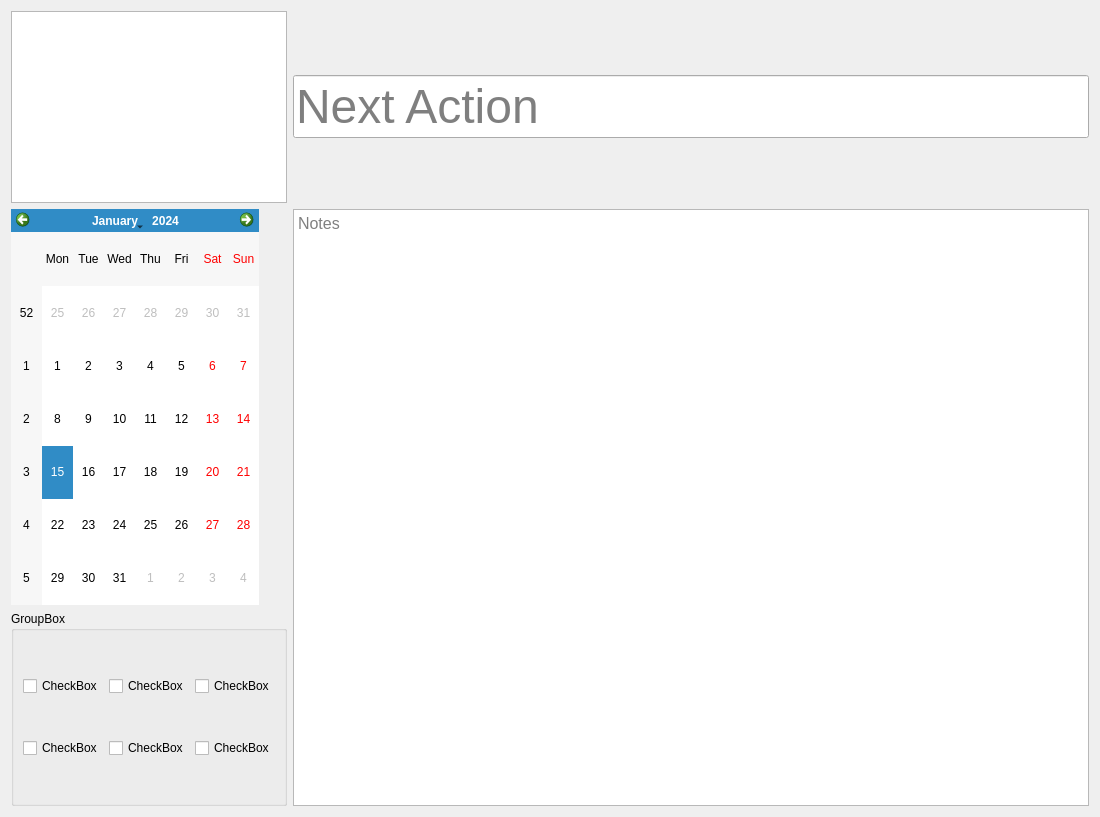
Before: the Qt Designer form UI/new.ui in Sermak-GIT/TaskManager, drawn with Qt 5.
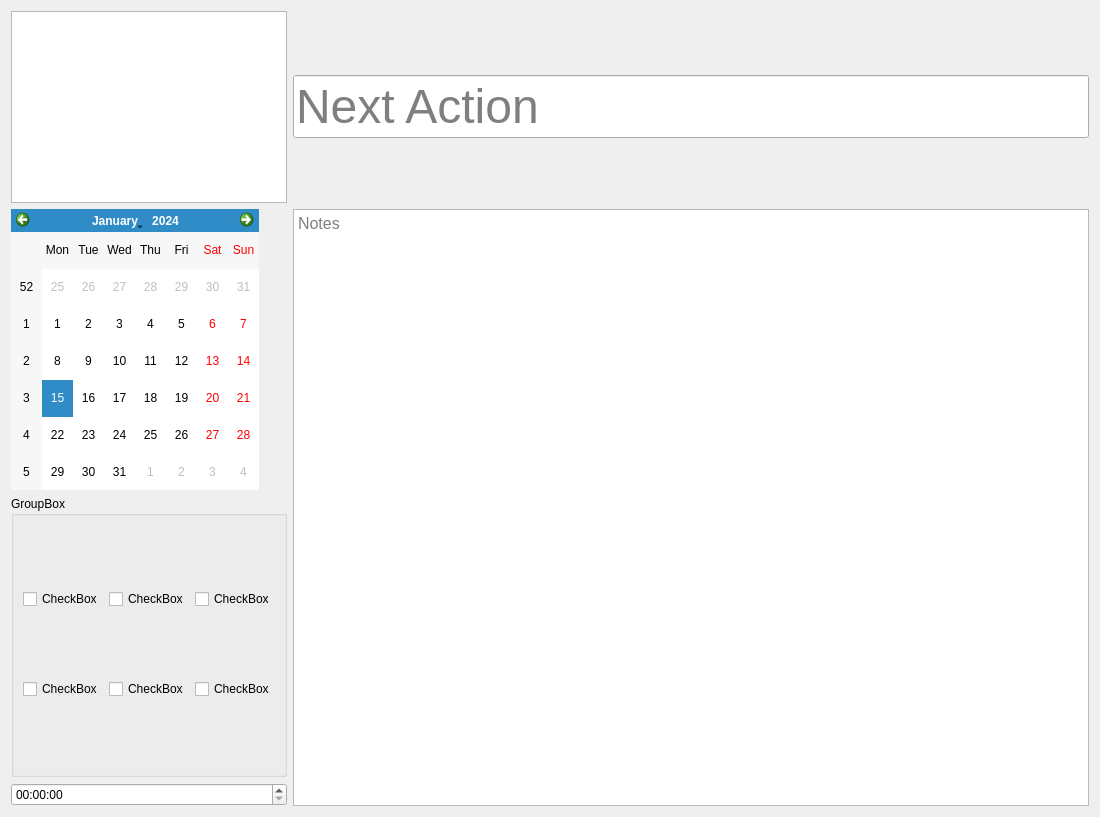
After: the same form once the commit is applied.

Commit message: Added time select

The edit to the form file:
```diff
--- a/UI/new.ui
+++ b/UI/new.ui
@@ -14,58 +14,17 @@
    <string>New</string>
   </property>
   <layout class="QGridLayout" name="gridLayout_2">
-   <item row="3" column="0">
-    <widget class="QGroupBox" name="groupBox">
-     <property name="title">
-      <string>GroupBox</string>
+   <item row="1" column="0" rowspan="2">
+    <widget class="QCalendarWidget" name="calendarWidget">
+     <property name="sizePolicy">
+      <sizepolicy hsizetype="Fixed" vsizetype="Expanding">
+       <horstretch>0</horstretch>
+       <verstretch>0</verstretch>
+      </sizepolicy>
      </property>
-     <layout class="QGridLayout" name="gridLayout">
-      <item row="2" column="0">
-       <widget class="QCheckBox" name="checkBox_5">
-        <property name="text">
-         <string>CheckBox</string>
-        </property>
-       </widget>
-      </item>
-      <item row="0" column="0">
-       <widget class="QCheckBox" name="checkBox_3">
-        <property name="text">
-         <string>CheckBox</string>
-        </property>
-       </widget>
-      </item>
-      <item row="2" column="1">
-       <widget class="QCheckBox" name="checkBox_4">
-        <property name="text">
-         <string>CheckBox</string>
-        </property>
-       </widget>
-      </item>
-      <item row="2" column="2">
-       <widget class="QCheckBox" name="checkBox_2">
-        <property name="text">
-         <string>CheckBox</string>
-        </property>
-       </widget>
-      </item>
-      <item row="0" column="1">
-       <widget class="QCheckBox" name="checkBox">
-        <property name="text">
-         <string>CheckBox</string>
-        </property>
-       </widget>
-      </item>
-      <item row="0" column="2">
-       <widget class="QCheckBox" name="checkBox_6">
-        <property name="text">
-         <string>CheckBox</string>
-        </property>
-       </widget>
-      </item>
-     </layout>
     </widget>
    </item>
-   <item row="1" column="2" rowspan="3">
+   <item row="1" column="2" rowspan="5">
     <widget class="QTextEdit" name="textEdit">
      <property name="font">
       <font>
@@ -87,16 +46,6 @@
      </property>
     </widget>
    </item>
-   <item row="1" column="0" rowspan="2">
-    <widget class="QCalendarWidget" name="calendarWidget">
-     <property name="sizePolicy">
-      <sizepolicy hsizetype="Fixed" vsizetype="Expanding">
-       <horstretch>0</horstretch>
-       <verstretch>0</verstretch>
-      </sizepolicy>
-     </property>
-    </widget>
-   </item>
    <item row="0" column="2">
     <widget class="QLineEdit" name="nextAction">
      <property name="font">
@@ -119,6 +68,60 @@
      </property>
     </widget>
    </item>
+   <item row="5" column="0">
+    <widget class="QTimeEdit" name="timeEdit"/>
+   </item>
+   <item row="3" column="0" rowspan="2">
+    <widget class="QGroupBox" name="groupBox">
+     <property name="title">
+      <string>GroupBox</string>
+     </property>
+     <layout class="QGridLayout" name="gridLayout">
+      <item row="0" column="0">
+       <widget class="QCheckBox" name="checkBox_3">
+        <property name="text">
+         <string>CheckBox</string>
+        </property>
+       </widget>
+      </item>
+      <item row="2" column="0">
+       <widget class="QCheckBox" name="checkBox_5">
+        <property name="text">
+         <string>CheckBox</string>
+        </property>
+       </widget>
+      </item>
+      <item row="2" column="2">
+       <widget class="QCheckBox" name="checkBox_2">
+        <property name="text">
+         <string>CheckBox</string>
+        </property>
+       </widget>
+      </item>
+      <item row="0" column="1">
+       <widget class="QCheckBox" name="checkBox">
+        <property name="text">
+         <string>CheckBox</string>
+        </property>
+       </widget>
+      </item>
+      <item row="2" column="1">
+       <widget class="QCheckBox" name="checkBox_4">
+        <property name="text">
+         <string>CheckBox</string>
+        </property>
+       </widget>
+      </item>
+      <item row="0" column="2">
+       <widget class="QCheckBox" name="checkBox_6">
+        <property name="text">
+         <string>CheckBox</string>
+        </property>
+       </widget>
+      </item>
+     </layout>
+    </widget>
+   </item>
   </layout>
  </widget>
  <resources/>
```
